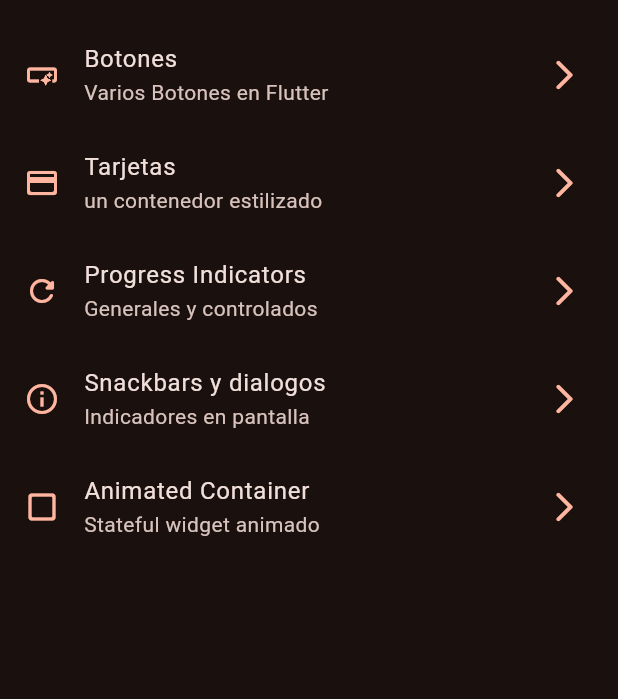
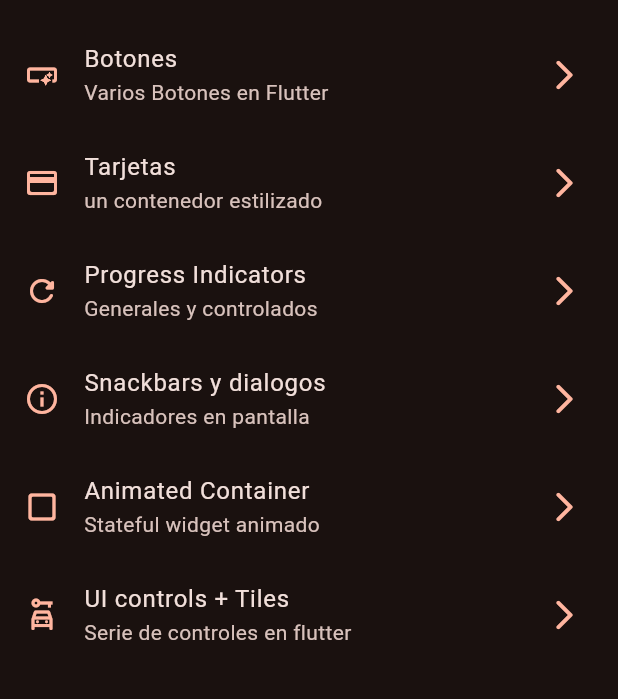
Before and after one commit to Erik-egam/Widgets_app, a Flutter app: the screen it shows after launch, on a phone screen of 412 x 824 dp, the part 63-762 px from its top. Run offline on Flutter 3.47's test engine with Material 3 defaults, Android fonts, the phone set to English and light mode, and no system bars; our stand-ins replace go_router.

```diff
--- a/lib/config/menu/menu_items.dart
+++ b/lib/config/menu/menu_items.dart
@@ -50,5 +50,12 @@ const appMenuItems = <MenuItems>[
     icon: Icons.check_box_outline_blank_rounded
     ),
 
+    MenuItems(
+    title: "UI controls + Tiles",
+    subTitle: "Serie de controles en flutter",
+    link: '/ui-controls',
+    icon: Icons.car_rental_outlined
+    ),
+
 
 ];
--- a/lib/config/router/app_router.dart
+++ b/lib/config/router/app_router.dart
@@ -36,5 +36,17 @@ final appRouter = GoRouter(
       builder: (context, state) => const AnimatedScreen(),
     ),
 
+    GoRoute(
+      path: '/progress',
+      name: ProgressScreen.name,
+      builder: (context, state) => const ProgressScreen(),
+    ),
+
+    GoRoute(
+      path: '/ui-controls',
+      name: UiControlsScreen.name,
+      builder: (context, state) => const UiControlsScreen(),
+    ),
+
   ],
 );
```
Also changed, not shown: lib/presentation/screens/ui_controls/ui_controls_screen.dart (+78 -1 lines).
